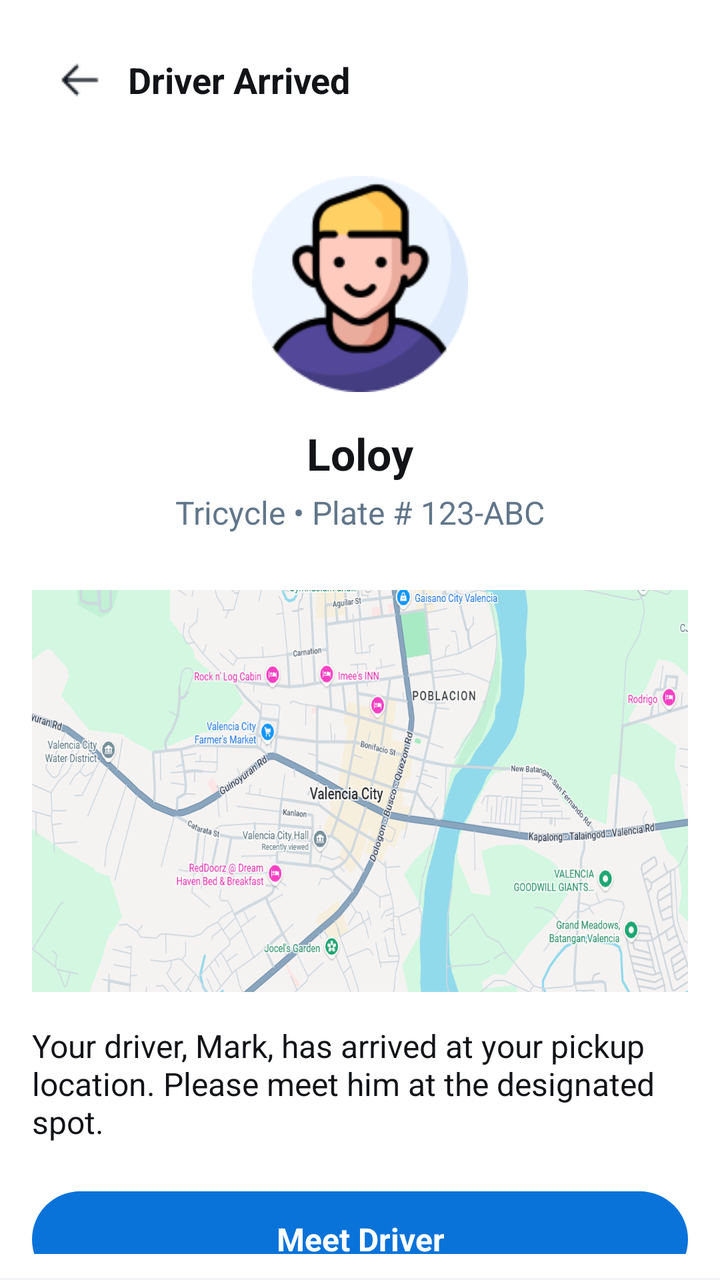
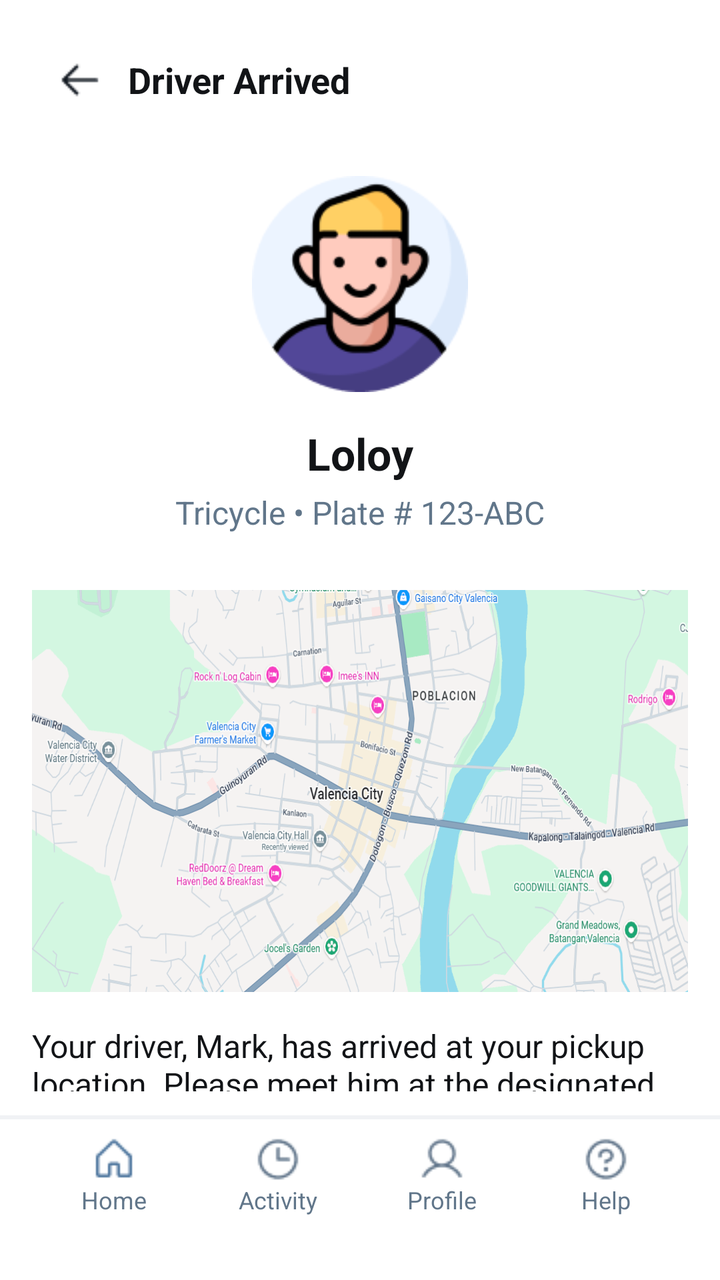

The first picture is an Android layout as it rendered before a commit; the second is the same layout after the commit. The layout source and the unified diff follow.
<!-- AndroidManifest.xml: application theme Theme.Tricycle_app -->
<!-- res/layout/userarrived.xml -->
<?xml version="1.0" encoding="utf-8"?>
<LinearLayout xmlns:android="http://schemas.android.com/apk/res/android"
    android:layout_width="match_parent"
    android:layout_height="match_parent"
    android:orientation="vertical"
    android:background="#FFFFFF">

    <LinearLayout
        android:layout_width="match_parent"
        android:layout_height="0dp"
        android:layout_weight="1"
        android:orientation="vertical">

        <LinearLayout
            android:layout_width="match_parent"
            android:layout_height="wrap_content"
            android:orientation="horizontal"
            android:gravity="center_vertical"
            android:paddingTop="16dp"
            android:paddingBottom="8dp"
            android:paddingStart="16dp"
            android:paddingEnd="16dp">

            <LinearLayout
                android:id="@+id/btnBack"
                android:layout_width="48dp"
                android:layout_height="48dp"
                android:gravity="center"
                android:clickable="true"
                android:focusable="true">

                <View
                    android:layout_width="24dp"
                    android:layout_height="24dp"
                    android:background="@drawable/arrow" />
            </LinearLayout>

            <TextView
                android:layout_width="wrap_content"
                android:layout_height="wrap_content"
                android:text="Driver Arrived"
                android:textSize="18sp"
                android:textStyle="bold"
                android:textColor="#121417"
                android:paddingEnd="48dp"/>
        </LinearLayout>

        <LinearLayout
            android:layout_width="match_parent"
            android:layout_height="wrap_content"
            android:orientation="vertical"
            android:gravity="center_horizontal"
            android:padding="16dp">

            <View
                android:layout_width="108dp"
                android:layout_height="108dp"
                android:layout_marginBottom="16dp"
                android:background="@drawable/person" />

            <TextView
                android:layout_width="wrap_content"
                android:layout_height="wrap_content"
                android:text="Loloy"
                android:textSize="22sp"
                android:textStyle="bold"
                android:textColor="#121417"
                android:layout_marginBottom="4dp"/>

            <TextView
                android:layout_width="wrap_content"
                android:layout_height="wrap_content"
                android:text="Tricycle • Plate # 123-ABC"
                android:textSize="16sp"
                android:textColor="#61768A"/>

        </LinearLayout>

        <LinearLayout
            android:layout_width="match_parent"
            android:layout_height="wrap_content"
            android:paddingStart="16dp"
            android:paddingEnd="16dp"
            android:paddingTop="12dp"
            android:paddingBottom="12dp">

            <View
                android:layout_width="match_parent"
                android:layout_height="201dp"
                android:background="@drawable/map" />
        </LinearLayout>

        <TextView
            android:layout_width="match_parent"
            android:layout_height="wrap_content"
            android:text="Your driver, Mark, has arrived at your pickup location. Please meet him at the designated spot."
            android:textSize="16sp"
            android:textColor="#121417"
            android:paddingStart="16dp"
            android:paddingEnd="16dp"
            android:paddingTop="4dp"
            android:paddingBottom="12dp"/>

        <LinearLayout
            android:layout_width="match_parent"
            android:layout_height="wrap_content"
            android:paddingStart="16dp"
            android:paddingEnd="16dp"
            android:paddingTop="12dp"
            android:paddingBottom="12dp">

            <TextView
                android:id="@+id/btnMeetDriver"
                android:layout_width="match_parent"
                android:layout_height="48dp"
                android:background="@drawable/bg_pill_blue"
                android:text="Meet Driver"
                android:textColor="#FFFFFF"
                android:gravity="center"
                android:textStyle="bold"
                android:textSize="16sp"
                android:clickable="true"
                android:focusable="true"/>
        </LinearLayout>

    </LinearLayout>

    <LinearLayout
        android:layout_width="match_parent"
        android:layout_height="wrap_content"
        android:orientation="vertical">

        <View
            android:layout_width="match_parent"
            android:layout_height="1dp"
            android:background="#F0F2F5"/>

    </LinearLayout>

</LinearLayout>
<!-- resources referenced by this layout -->
<resources>
  <!-- drawable arrow: png bitmap (drawable, 284 bytes) -->
  <!-- drawable bg_pill_blue (drawable) -->
  <?xml version="1.0" encoding="utf-8"?>
  <shape xmlns:android="http://schemas.android.com/apk/res/android"
      android:shape="rectangle">
      <solid android:color="#0A73D9" /> <corners android:radius="100dp" /> </shape>
  <!-- drawable map: png bitmap (drawable, 265506 bytes) -->
  <!-- drawable person: png bitmap (drawable, 9181 bytes) -->
  <style name="Theme.Tricycle_app" parent="Base.Theme.Tricycle_app" />
  <style name="Base.Theme.Tricycle_app" parent="Theme.Material3.DayNight.NoActionBar">
          
          
      </style>
</resources>

<!-- the commit's change to res/layout/userarrived.xml (unified diff, before → after) -->
@@ -137,4 +137,129 @@
 
     </LinearLayout>
 
+    <include layout="@layout/usernavbar" />
+
 </LinearLayout>
+<!-- res/layout/usernavbar.xml (included above) -->
+<?xml version="1.0" encoding="utf-8"?>
+<LinearLayout xmlns:android="http://schemas.android.com/apk/res/android"
+    android:layout_width="match_parent"
+    android:layout_height="wrap_content"
+    android:orientation="vertical"
+    android:background="#FFFFFF">
+
+    <View
+        android:layout_width="match_parent"
+        android:layout_height="1dp"
+        android:background="#F0F2F5"/>
+
+    <LinearLayout
+        android:layout_width="match_parent"
+        android:layout_height="wrap_content"
+        android:orientation="horizontal"
+        android:paddingTop="8dp"
+        android:paddingBottom="12dp"
+        android:paddingStart="16dp"
+        android:paddingEnd="16dp">
+
+        <LinearLayout
+            android:id="@+id/nav_home"
+            android:layout_width="0dp"
+            android:layout_height="wrap_content"
+            android:layout_weight="1"
+            android:orientation="vertical"
+            android:gravity="center"
+            android:clickable="true"
+            android:focusable="true">
+
+            <View
+                android:layout_width="24dp"
+                android:layout_height="24dp"
+                android:background="@drawable/home" />
+
+            <TextView
+                android:layout_width="wrap_content"
+                android:layout_height="wrap_content"
+                android:text="Home"
+                android:textSize="12sp"
+                android:textColor="#61768A"/>
+        </LinearLayout>
+
+        <LinearLayout
+            android:id="@+id/nav_activity"
+            android:layout_width="0dp"
+            android:layout_height="wrap_content"
+            android:layout_weight="1"
+            android:orientation="vertical"
+            android:gravity="center"
+            android:clickable="true"
+            android:focusable="true">
+
+            <View
+                android:layout_width="24dp"
+                android:layout_height="24dp"
+                android:background="@drawable/clock" />
+
+            <TextView
+                android:layout_width="wrap_content"
+                android:layout_height="wrap_content"
+                android:text="Activity"
+                android:textSize="12sp"
+                android:textColor="#61768A"/>
+        </LinearLayout>
+
+        <LinearLayout
+            android:id="@+id/nav_profile"
+            android:layout_width="0dp"
+            android:layout_height="wrap_content"
+            android:layout_weight="1"
+            android:orientation="vertical"
+            android:gravity="center"
+            android:clickable="true"
+            android:focusable="true">
+
+            <View
+                android:layout_width="24dp"
+                android:layout_height="24dp"
+                android:background="@drawable/profile" />
+
+            <TextView
+                android:layout_width="wrap_content"
+                android:layout_height="wrap_content"
+                android:text="Profile"
+                android:textColor="#61768A"
+                android:textSize="12sp"
+                android:textStyle="normal" />
+        </LinearLayout>
+
+        <LinearLayout
+            android:id="@+id/nav_help"
+            android:layout_width="0dp"
+            android:layout_height="wrap_content"
+            android:layout_weight="1"
+            android:orientation="vertical"
+            android:gravity="center"
+            android:clickable="true"
+            android:focusable="true">
+
+            <View
+                android:layout_width="24dp"
+                android:layout_height="24dp"
+                android:background="@drawable/help" />
+
+            <TextView
+                android:layout_width="wrap_content"
+                android:layout_height="wrap_content"
+                android:text="Help"
+                android:textSize="12sp"
+                android:textColor="#61768A"/>
+        </LinearLayout>
+
+    </LinearLayout>
+
+    <View
+        android:layout_width="match_parent"
+        android:layout_height="20dp"
+        android:background="#FFFFFF"/>
+
+</LinearLayout>
<!-- resource entries referenced after the edit -->
@@ -6,8 +6,12 @@
   <shape xmlns:android="http://schemas.android.com/apk/res/android"
       android:shape="rectangle">
       <solid android:color="#0A73D9" /> <corners android:radius="100dp" /> </shape>
+  <!-- drawable clock: png bitmap (drawable, 664 bytes) -->
+  <!-- drawable help: png bitmap (drawable, 764 bytes) -->
+  <!-- drawable home: png bitmap (drawable, 468 bytes) -->
   <!-- drawable map: png bitmap (drawable, 265506 bytes) -->
   <!-- drawable person: png bitmap (drawable, 9181 bytes) -->
+  <!-- drawable profile: png bitmap (drawable, 661 bytes) -->
   <style name="Theme.Tricycle_app" parent="Base.Theme.Tricycle_app" />
   <style name="Base.Theme.Tricycle_app" parent="Theme.Material3.DayNight.NoActionBar">
           
